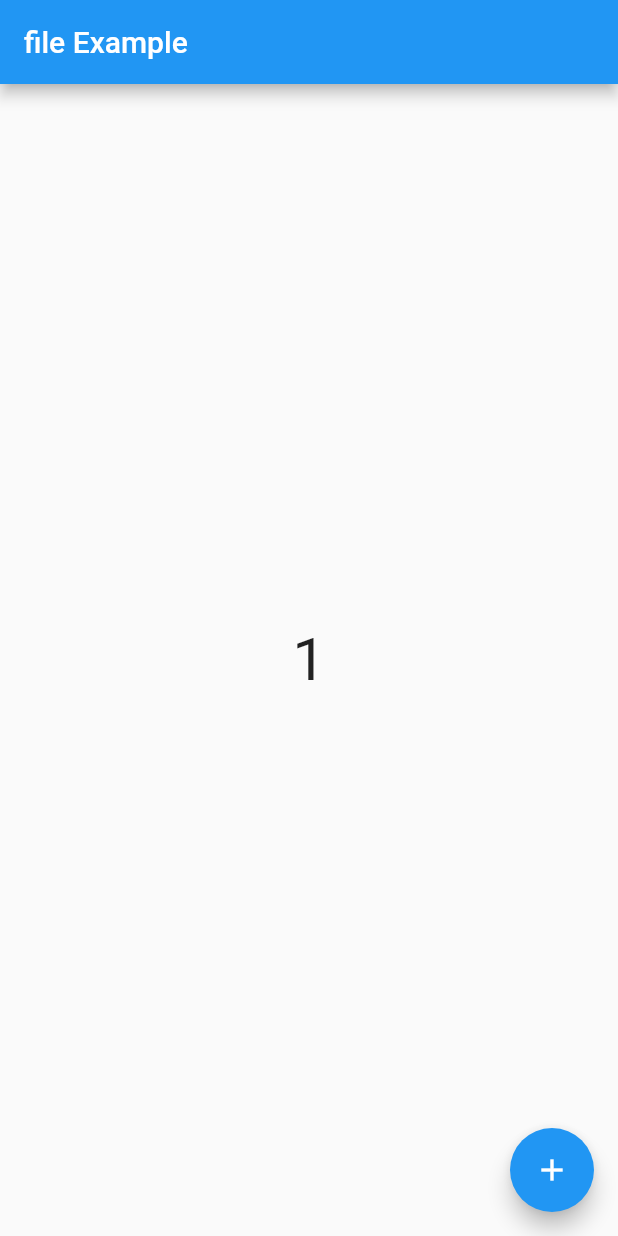
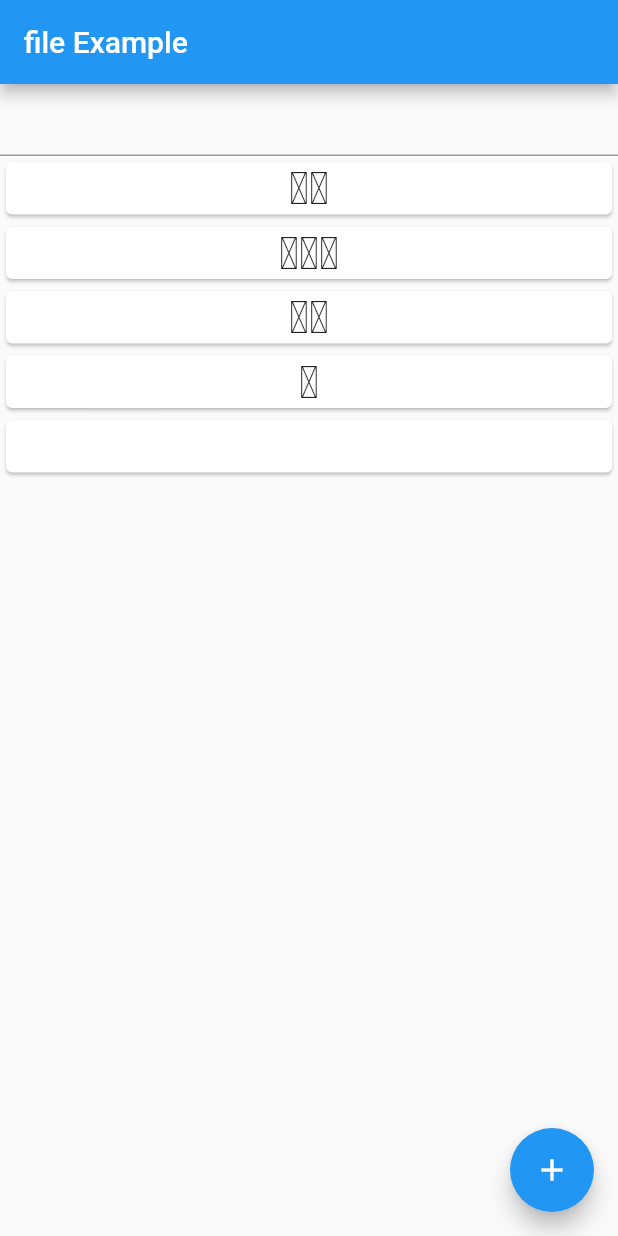
Before and after one commit to Souuul/Flutter-File_I-O, a Flutter app: the screen it shows after launch, after a tap on the "add" icon, on a phone screen of 412 x 824 dp. Run offline on Flutter 3.47's test engine with Material 2 defaults, Android fonts, the phone set to English and light mode, and no system bars; our stand-ins replace shared_preferences.

Commit message:
add listview with file_i/o

```diff
--- a/lib/fileApp.dart
+++ b/lib/fileApp.dart
@@ -1,6 +1,7 @@
 import 'package:flutter/material.dart';
 import 'dart:io';
 import 'package:path_provider/path_provider.dart';
+import 'package:shared_preferences/shared_preferences.dart';
 
 class FileApp extends StatefulWidget {
   @override
@@ -9,11 +10,53 @@ class FileApp extends StatefulWidget {
 
 class _FileApp extends State<FileApp> {
   int _count = 0;
+  List<String> itemList = new List.empty(growable: true);
+  TextEditingController controller = new TextEditingController();
+
 
   @override
   void initState() {
     super.initState();
     readCountFile();
+    initData();
+  }
+
+  void initData() async {
+    var result = await readListFile();
+    setState(() {
+      itemList.addAll(result);
+    });
+  }
+
+
+  Future<List<String>> readListFile() async {
+    List<String> itemList = new List.empty(growable: true);
+    var key = 'first';
+    SharedPreferences pref = await SharedPreferences.getInstance();
+    bool? firstCheck = pref.getBool(key);
+    var dir = await getApplicationDocumentsDirectory();
+    bool fileExist = await File(dir.path + '/fluit.txt').exists();
+
+    if (firstCheck == null || firstCheck == false || fileExist == false) {
+      pref.setBool(key, true);
+      var file =
+      await DefaultAssetBundle.of(context).loadString('repo/fluit.txt');
+      File(dir.path + '/fluit.txt').writeAsStringSync(file);
+
+      var array = file.split('\n');
+      for (var item in array) {
+        print(item);
+        itemList.add(item);
+      }
+      return itemList;
+    } else {
+      var file = await File(dir.path + '/fluit.txt').readAsString();
+      var array = file.split('\n');
+      for (var item in array) {
+        itemList.add(item);
+      }
+      return itemList;
+    }
   }
 
 
@@ -27,22 +70,42 @@ class _FileApp extends State<FileApp> {
       ),
       body: Container(
         child: Center(
+          child: Column(
+            children: <Widget>[
+              TextField(
+                controller: controller,
+                keyboardType: TextInputType.text,
+              ),
+              Expanded(child: ListView.builder(itemBuilder: (context, index) {
+                return Card(
+                  child: Center(
                     child: Text(
-            '$_count',
-            style: TextStyle(fontSize: 40),
+                      itemList[index],
+                      style: TextStyle(fontSize: 30),
                     ),
                   ),
+                );
+              }, itemCount: itemList.length,
+              ))
+            ],
           ),
-      floatingActionButton: FloatingActionButton(
+        ),
+      ), floatingActionButton: FloatingActionButton(
       onPressed: () {
+        writeFluit(controller.value.text);
         setState(() {
-            _count++;
+          itemList.add(controller.value.text);
         });
-          writeCountFile(_count);
-        },
-        child: Icon(Icons.add),
+      }, child: Icon(Icons.add),
     ),
     );
+  }
+
+  void writeFluit(String fluit) async {
+    var dir = await getApplicationDocumentsDirectory();
+    var file = await File(dir.path +'/fluit.txt').readAsString();
+    file = file + '\n' + fluit;
+    File(dir.path + '/fluit.txt').writeAsStringSync(file);
   }
 
   void writeCountFile(int count) async {
--- a/pubspec.yaml
+++ b/pubspec.yaml
@@ -37,6 +37,7 @@ dependencies:
   # Use with the CupertinoIcons class for iOS style icons.
   cupertino_icons: ^1.0.2
   path_provider: ^2.0.2
+  shared_preferences: 2.0.6
 
 dev_dependencies:
   flutter_test:
@@ -61,7 +62,8 @@ flutter:
   uses-material-design: true
 
   # To add assets to your application, add an assets section, like this:
-  # assets:
+  assets:
+    - repo/fluit.txt
   #   - images/a_dot_burr.jpeg
   #   - images/a_dot_ham.jpeg
 
--- /dev/null
+++ b/repo/fluit.txt
@@ -0,0 +1,4 @@
+사과
+바나나
+포도
+배
```
Also changed, not shown: pubspec.lock, 1 other file. Lines whose indentation alone changed are shown as unchanged.
